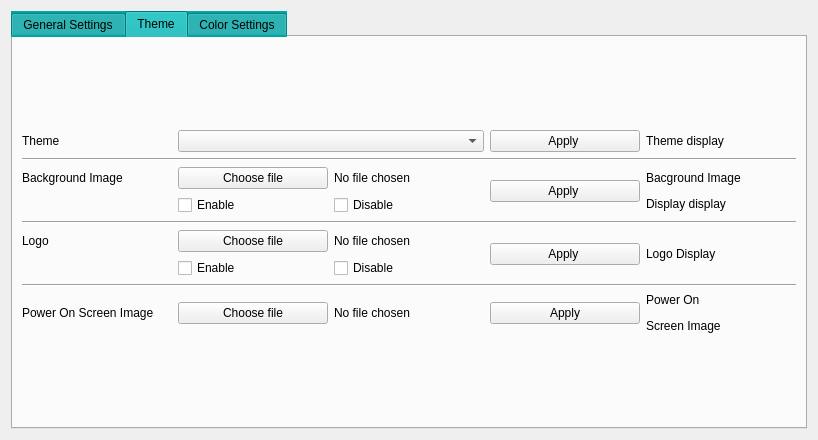
eurosa/DigilineSystem-new, file settingsDialog.ui: the form before one commit.
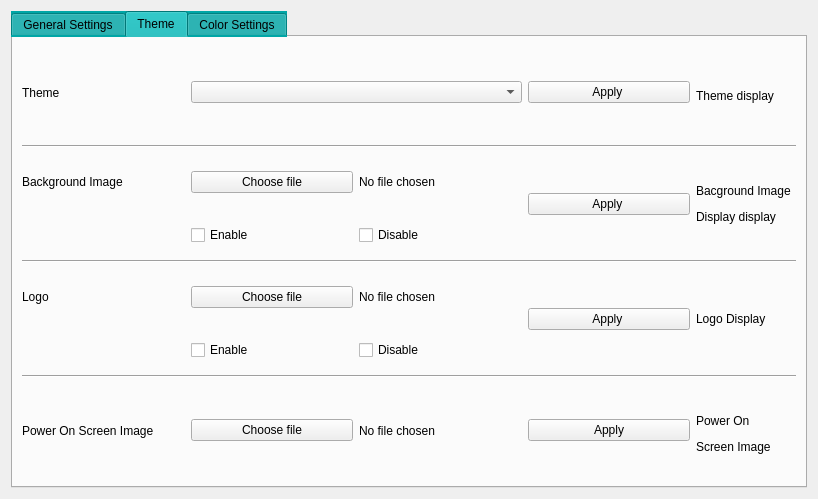
The form after the commit. Icons and pictures are not drawn.

```diff
--- a/settingsDialog.ui
+++ b/settingsDialog.ui
@@ -875,6 +875,18 @@
          </item>
          <item row="0" column="4">
           <widget class="QLabel" name="labelDisplayTheme">
+           <property name="minimumSize">
+            <size>
+             <width>100</width>
+             <height>100</height>
+            </size>
+           </property>
+           <property name="maximumSize">
+            <size>
+             <width>100</width>
+             <height>100</height>
+            </size>
+           </property>
            <property name="text">
             <string>Theme display</string>
            </property>
@@ -923,6 +935,24 @@
          </item>
          <item row="2" column="4" rowspan="2">
           <widget class="QLabel" name="labelDisplayBackGroundImage">
+           <property name="sizePolicy">
+            <sizepolicy hsizetype="Fixed" vsizetype="Fixed">
+             <horstretch>0</horstretch>
+             <verstretch>0</verstretch>
+            </sizepolicy>
+           </property>
+           <property name="minimumSize">
+            <size>
+             <width>100</width>
+             <height>100</height>
+            </size>
+           </property>
+           <property name="maximumSize">
+            <size>
+             <width>100</width>
+             <height>100</height>
+            </size>
+           </property>
            <property name="text">
             <string>&lt;html&gt;&lt;head/&gt;&lt;body&gt;&lt;p align=&quot;justify&quot;&gt;Bacground Image &lt;/p&gt;&lt;p align=&quot;justify&quot;&gt;Display display&lt;/p&gt;&lt;/body&gt;&lt;/html&gt;</string>
            </property>
@@ -982,6 +1012,24 @@
          </item>
          <item row="5" column="4" rowspan="2">
           <widget class="QLabel" name="labelDisplayLogo">
+           <property name="sizePolicy">
+            <sizepolicy hsizetype="Fixed" vsizetype="Fixed">
+             <horstretch>0</horstretch>
+             <verstretch>0</verstretch>
+            </sizepolicy>
+           </property>
+           <property name="minimumSize">
+            <size>
+             <width>100</width>
+             <height>100</height>
+            </size>
+           </property>
+           <property name="maximumSize">
+            <size>
+             <width>100</width>
+             <height>100</height>
+            </size>
+           </property>
            <property name="text">
             <string>Logo Display</string>
            </property>
@@ -1041,6 +1089,24 @@
          </item>
          <item row="8" column="4">
           <widget class="QLabel" name="labelDisplayPowerOnScreenImage_2">
+           <property name="sizePolicy">
+            <sizepolicy hsizetype="Fixed" vsizetype="Fixed">
+             <horstretch>0</horstretch>
+             <verstretch>0</verstretch>
+            </sizepolicy>
+           </property>
+           <property name="minimumSize">
+            <size>
+             <width>100</width>
+             <height>100</height>
+            </size>
+           </property>
+           <property name="maximumSize">
+            <size>
+             <width>100</width>
+             <height>100</height>
+            </size>
+           </property>
            <property name="text">
             <string>&lt;html&gt;&lt;head/&gt;&lt;body&gt;&lt;p&gt;Power On &lt;/p&gt;&lt;p&gt;Screen Image&lt;/p&gt;&lt;/body&gt;&lt;/html&gt;</string>
            </property>
```
